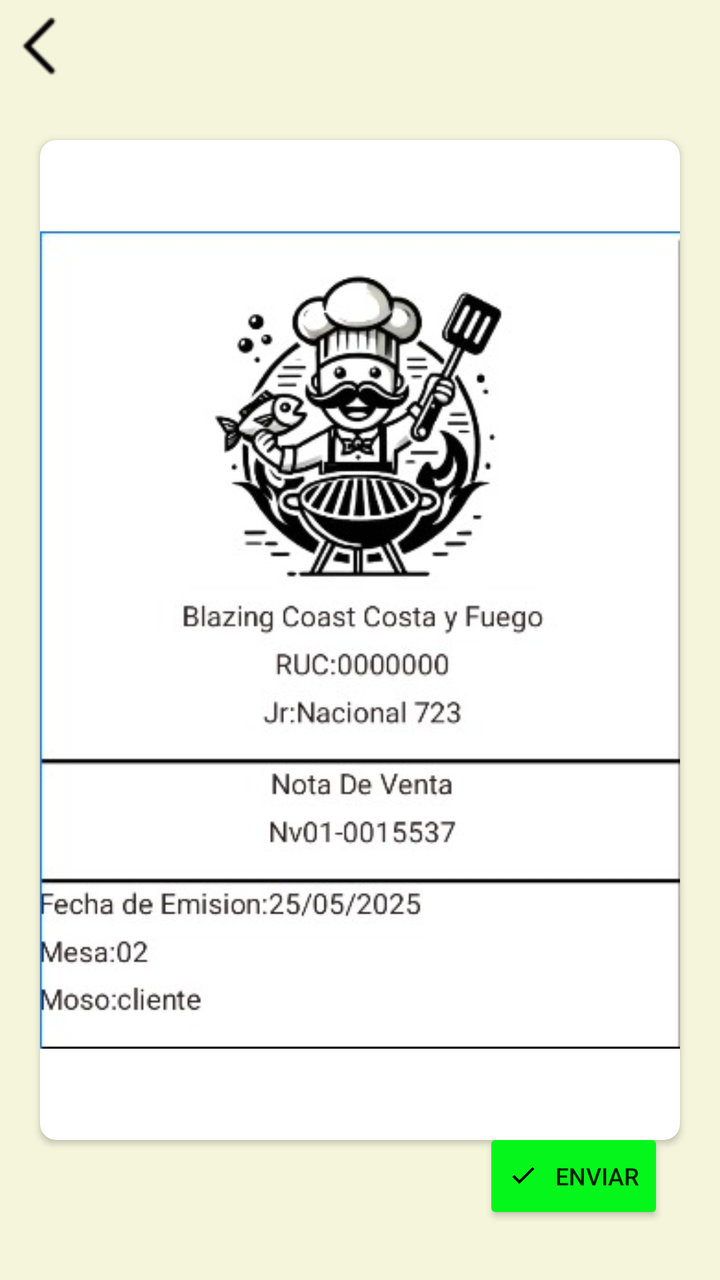
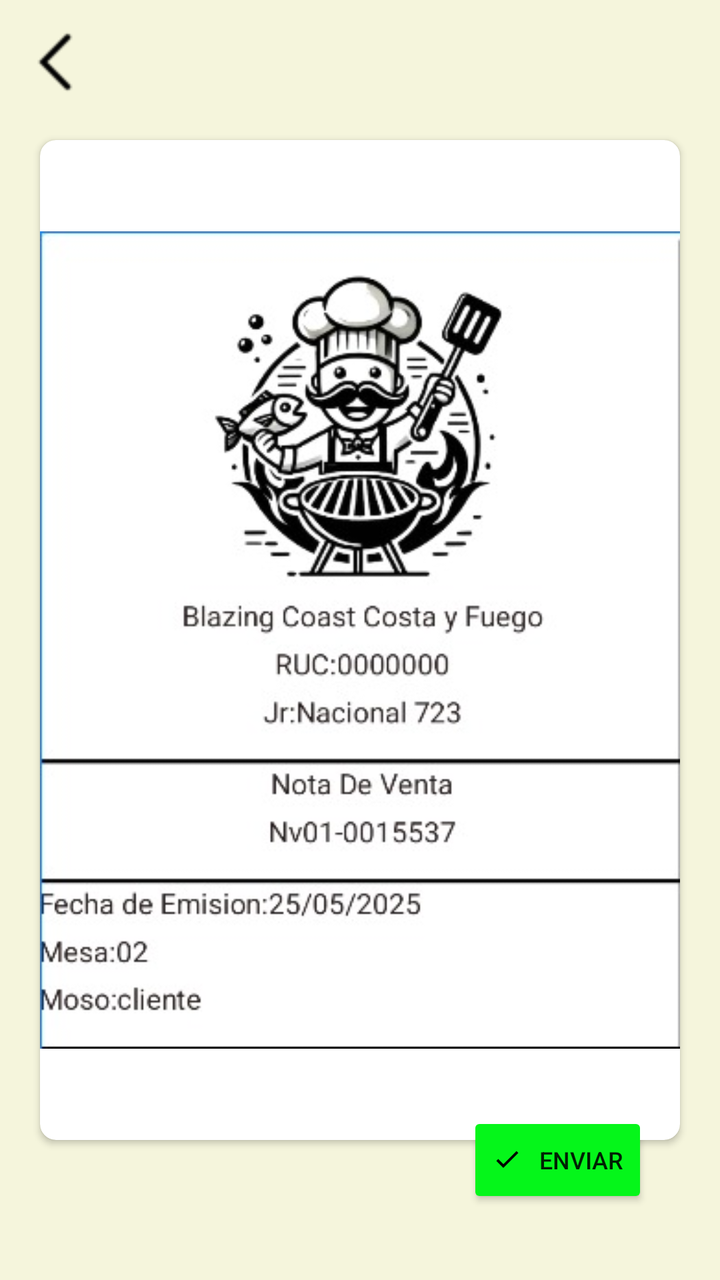

Before-and-after screenshots of an Android layout around one commit, followed by the original layout XML and the change that was made.
<!-- AndroidManifest.xml: application theme Theme.Practica_04 -->
<!-- res/layout/activity_8_factura.xml -->
<?xml version="1.0" encoding="utf-8"?>
<FrameLayout xmlns:android="http://schemas.android.com/apk/res/android"
    xmlns:app="http://schemas.android.com/apk/res-auto"
    android:layout_width="match_parent"
    android:layout_height="match_parent"
    android:background="#F5F5DC"
    android:padding="8dp">

    
    <LinearLayout
        android:layout_width="match_parent"
        android:layout_height="wrap_content"
        android:gravity="start"
        android:layout_marginBottom="8dp">

        <ImageButton
            android:id="@+id/btnBack"
            android:layout_width="wrap_content"
            android:layout_height="wrap_content"
            android:background="@android:color/transparent"
            android:src="@drawable/back_icon"/>
    </LinearLayout>


    <androidx.cardview.widget.CardView
        android:layout_width="320dp"
        android:layout_height="500dp"
        android:layout_gravity="center"
        android:elevation="8dp"
        app:cardBackgroundColor="#FFFFFF"
        app:cardCornerRadius="8dp">

        <ImageView
            android:layout_width="match_parent"
            android:layout_height="match_parent"
            android:contentDescription="Imagen principal"
            android:scaleType="fitCenter"
            android:src="@drawable/fondodecarta" />
    </androidx.cardview.widget.CardView>


    <Button
        android:id="@+id/buttonEnviar"
        android:layout_width="wrap_content"
        android:layout_height="wrap_content"
        android:layout_gravity="bottom|end"
        android:layout_margin="20dp"
        android:backgroundTint="#05F61A"
        android:drawableLeft="@drawable/aspa"
        android:drawablePadding="8dp"
        android:text="Enviar"
        android:textSize="12sp" />

</FrameLayout>
<!-- resources referenced by this layout -->
<resources>
  <!-- drawable aspa (drawable) -->
  <?xml version="1.0" encoding="utf-8"?>
  <vector xmlns:android="http://schemas.android.com/apk/res/android"
      android:width="16dp"
      android:height="16dp"
      android:viewportWidth="24"
      android:viewportHeight="24">
      <path
          android:fillColor="#000000"
          android:pathData="M20.285,6.708l-11.24,11.24l-5.292-5.293l1.414-1.414l3.878,3.878l9.826-9.826L20.285,6.708z"/>
  </vector>
  <!-- drawable back_icon: png bitmap (drawable, 637 bytes) -->
  <!-- drawable fondodecarta: jpeg bitmap (drawable, 35211 bytes) -->
  <style name="Theme.Practica_04" parent="Theme.AppCompat.Light.NoActionBar" />
</resources>

<!-- the commit's change to res/layout/activity_8_factura.xml (unified diff, before → after) -->
@@ -4,22 +4,17 @@
     android:layout_width="match_parent"
     android:layout_height="match_parent"
     android:background="#F5F5DC"
-    android:padding="8dp">
+    android:padding="16dp">
 
     
-    <LinearLayout
-        android:layout_width="match_parent"
+    <ImageButton
+        android:id="@+id/btnBack"
+        android:layout_width="wrap_content"
         android:layout_height="wrap_content"
-        android:gravity="start"
-        android:layout_marginBottom="8dp">
-
-        <ImageButton
-            android:id="@+id/btnBack"
-            android:layout_width="wrap_content"
-            android:layout_height="wrap_content"
-            android:background="@android:color/transparent"
-            android:src="@drawable/back_icon"/>
-    </LinearLayout>
+        android:background="@android:color/transparent"
+        android:src="@drawable/back_icon"
+        android:layout_gravity="start"
+        android:layout_marginBottom="12dp"/>
 
 
     <androidx.cardview.widget.CardView
